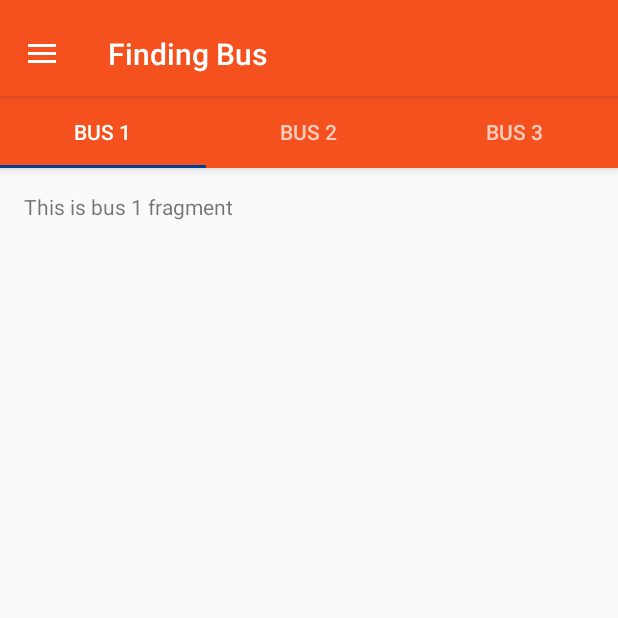
After one commit to itskshitizsh/LNMIIT-Bus-Track-Android, an Android app: the fragment Bus3Fragment placed in its activity, on a phone screen of 412 x 824 dp, the top half of it. The commit adds this screen. Run offline under Robolectric (Android 15) with nearby library versions, the phone set to English and light mode, and no system bars; our stand-ins replace Firebase (no records; nobody signed in at launch, a user with empty details on screens opened directly).

Commit message:
separate fragments and fragment adapter

```diff
--- a/app/build.gradle
+++ b/app/build.gradle
@@ -31,6 +31,7 @@ dependencies {
     // implementation 'com.firebaseui:firebase-ui:0.4.4'
     implementation 'com.google.android.gms:play-services-auth:16.0.0'
 
+    implementation 'com.android.support:support-v4:27.1.1'
     testImplementation 'junit:junit:4.12'
     androidTestImplementation 'com.android.support.test:runner:1.0.2'
     androidTestImplementation 'com.android.support.test.espresso:espresso-core:3.0.2'
--- /dev/null
+++ b/app/src/main/java/com/itskshitizsh/findingbus/fragments/Bus1Fragment.java
@@ -0,0 +1,34 @@
+package com.itskshitizsh.findingbus.fragments;
+
+
+import android.os.Bundle;
+import android.support.v4.app.Fragment;
+import android.view.LayoutInflater;
+import android.view.View;
+import android.view.ViewGroup;
+import android.widget.TextView;
+
+import com.itskshitizsh.findingbus.R;
+
+/**
+ * A simple {@link Fragment} subclass.
+ */
+public class Bus1Fragment extends Fragment {
+
+
+    public Bus1Fragment() {
+        // Required empty public constructor
+    }
+
+
+    @Override
+    public View onCreateView(LayoutInflater inflater, ViewGroup container,
+                             Bundle savedInstanceState) {
+
+        View rootView = inflater.inflate(R.layout.fragment_home, container, false);
+        TextView labelTextView = rootView.findViewById(R.id.section_label);
+        labelTextView.setText("This is bus 1 fragment");
+        return rootView;
+    }
+
+}
--- /dev/null
+++ b/app/src/main/java/com/itskshitizsh/findingbus/fragments/Bus2Fragment.java
@@ -0,0 +1,33 @@
+package com.itskshitizsh.findingbus.fragments;
+
+
+import android.os.Bundle;
+import android.support.v4.app.Fragment;
+import android.view.LayoutInflater;
+import android.view.View;
+import android.view.ViewGroup;
+import android.widget.TextView;
+
+import com.itskshitizsh.findingbus.R;
+
+/**
+ * A simple {@link Fragment} subclass.
+ */
+public class Bus2Fragment extends Fragment {
+
+
+    public Bus2Fragment() {
+        // Required empty public constructor
+    }
+
+
+    @Override
+    public View onCreateView(LayoutInflater inflater, ViewGroup container,
+                             Bundle savedInstanceState) {
+        View rootView = inflater.inflate(R.layout.fragment_home, container, false);
+        TextView labelTextView = rootView.findViewById(R.id.section_label);
+        labelTextView.setText("This is bus 2 fragment");
+        return rootView;
+    }
+
+}
--- /dev/null
+++ b/app/src/main/java/com/itskshitizsh/findingbus/fragments/Bus3Fragment.java
@@ -0,0 +1,33 @@
+package com.itskshitizsh.findingbus.fragments;
+
+
+import android.os.Bundle;
+import android.support.v4.app.Fragment;
+import android.view.LayoutInflater;
+import android.view.View;
+import android.view.ViewGroup;
+import android.widget.TextView;
+
+import com.itskshitizsh.findingbus.R;
+
+/**
+ * A simple {@link Fragment} subclass.
+ */
+public class Bus3Fragment extends Fragment {
+
+
+    public Bus3Fragment() {
+        // Required empty public constructor
+    }
+
+
+    @Override
+    public View onCreateView(LayoutInflater inflater, ViewGroup container,
+                             Bundle savedInstanceState) {
+        View rootView = inflater.inflate(R.layout.fragment_home, container, false);
+        TextView labelTextView = rootView.findViewById(R.id.section_label);
+        labelTextView.setText("This is bus 1 fragment");
+        return rootView;
+    }
+
+}
--- /dev/null
+++ b/app/src/main/java/com/itskshitizsh/findingbus/fragments/FragmentPageAdapter.java
@@ -0,0 +1,31 @@
+package com.itskshitizsh.findingbus.fragments;
+
+import android.support.v4.app.Fragment;
+import android.support.v4.app.FragmentManager;
+import android.support.v4.app.FragmentPagerAdapter;
+
+public class FragmentPageAdapter extends FragmentPagerAdapter {
+
+    public FragmentPageAdapter(FragmentManager fm) {
+        super(fm);
+    }
+
+    @Override
+    public Fragment getItem(int position) {
+        if (position == 0) {
+            return new Bus1Fragment();
+        }
+        if (position == 1) {
+            return new Bus2Fragment();
+        }
+        if (position == 2) {
+            return new Bus3Fragment();
+        }
+        return null;
+    }
+
+    @Override
+    public int getCount() {
+        return 3;
+    }
+}
--- a/app/src/main/res/values/strings.xml
+++ b/app/src/main/res/values/strings.xml
@@ -34,4 +34,7 @@
     <string name="navigation_drawer_open">Open navigation drawer</string>
     <string name="navigation_drawer_close">Close navigation drawer</string>
 
+    <!-- TODO: Remove or change this placeholder text -->
+    <string name="hello_blank_fragment">Hello blank fragment</string>
+
 </resources>
```
Also changed, not shown: app/src/main/java/com/itskshitizsh/findingbus/ui/HomeActivity.java (+4 -69 lines).
